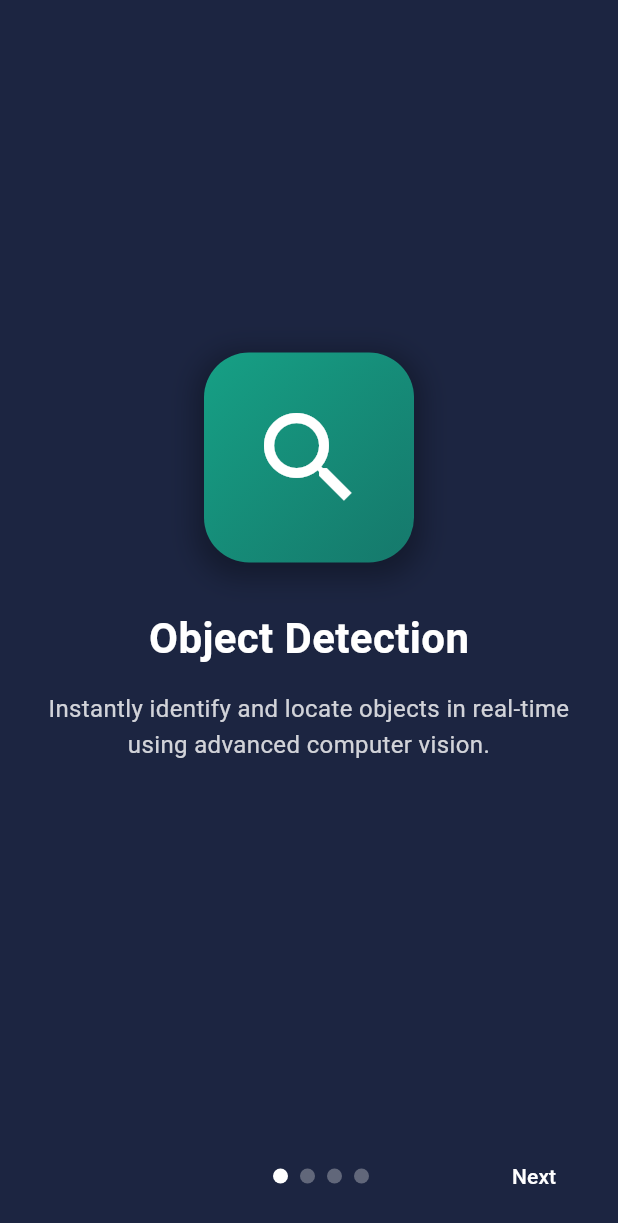
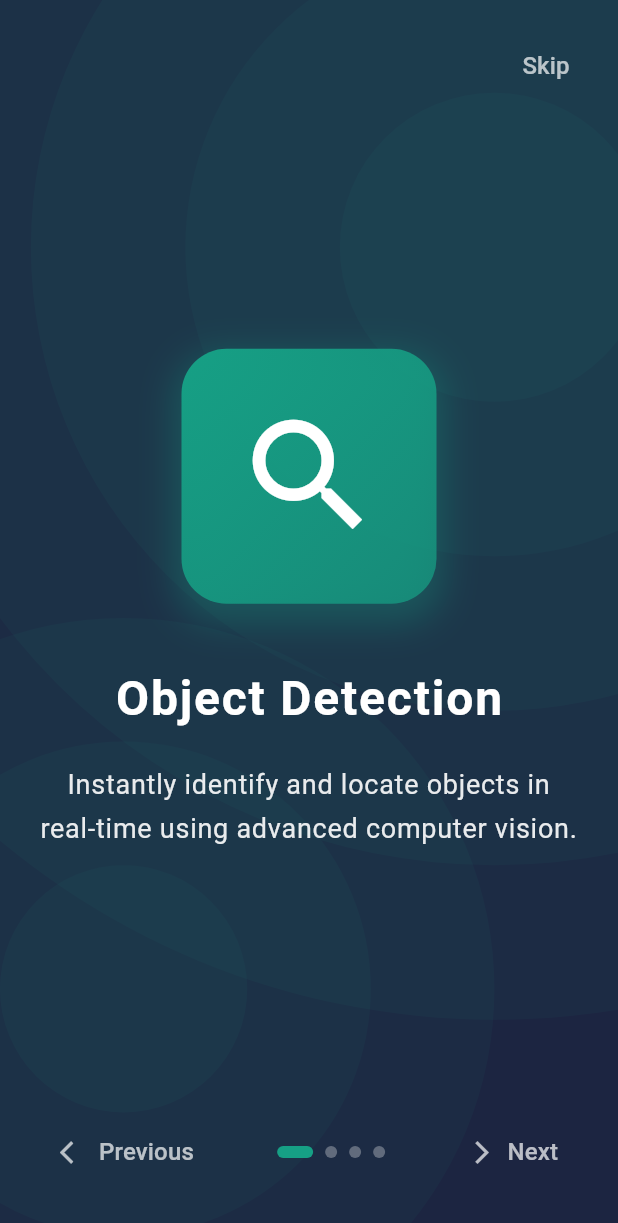
Before and after one commit to amandangol/percepteX, a Flutter app: the screen it shows after launch, on a phone screen of 412 x 824 dp. Shown: the top 1223 px of the screen. Run offline on Flutter 3.47's test engine with Material 3 defaults, Android fonts, the phone set to English and light mode, and no system bars; our stand-ins replace camera, flutter_animate, flutter_tts, google_generative_ai, share_plus, shared_preferences and 1 more; missing offline and left inert: exif, google_mlkit_text_recognition, tflite_flutter.

Commit message:
voiceprompt on onboarding

```diff
--- a/lib/features/home/home_screen.dart
+++ b/lib/features/home/home_screen.dart
@@ -8,7 +8,6 @@ import 'package:perceptexx/features/home/widgets/perceptex_appBar.dart';
 import 'package:perceptexx/features/settings/settings_screen.dart';
 import 'package:perceptexx/features/tutorial/tutorial_screen.dart';
 import 'package:shared_preferences/shared_preferences.dart';
-
 import '../../utils/feature_type.dart';
 
 class HomeScreen extends StatefulWidget {
--- a/lib/features/onboarding/onboarding_screen.dart
+++ b/lib/features/onboarding/onboarding_screen.dart
@@ -1,6 +1,7 @@
 import 'package:flutter/material.dart';
 import 'package:perceptexx/features/home/home_screen.dart';
 import 'package:shared_preferences/shared_preferences.dart';
+import 'package:flutter_tts/flutter_tts.dart';
 
 class OnboardingScreen extends StatefulWidget {
   const OnboardingScreen({Key? key}) : super(key: key);
@@ -11,7 +12,9 @@ class OnboardingScreen extends StatefulWidget {
 
 class _OnboardingScreenState extends State<OnboardingScreen> {
   final PageController _pageController = PageController();
+  FlutterTts? flutterTts;
   int _currentPage = 0;
+  bool _isInitialized = false;
 
   final List<Map<String, dynamic>> _onboardingPages = [
     {
@@ -20,6 +23,8 @@ class _OnboardingScreenState extends State<OnboardingScreen> {
       'description':
           'Instantly identify and locate objects in real-time using advanced computer vision.',
       'color': const Color(0xFF16A085),
+      'voicePrompt':
+          'Welcome to PercepteX! Point your camera at any object to instantly identify it using object detection.',
     },
     {
       'icon': Icons.text_fields_outlined,
@@ -27,6 +32,8 @@ class _OnboardingScreenState extends State<OnboardingScreen> {
       'description':
           'Extract and read text from any image with high accuracy and precision.',
       'color': const Color(0xFF8E44AD),
+      'voicePrompt':
+          'With Text Recognition, you can extract text from any image or document.',
     },
     {
       'icon': Icons.landscape_outlined,
@@ -34,6 +41,8 @@ class _OnboardingScreenState extends State<OnboardingScreen> {
       'description':
           'Get comprehensive and detailed descriptions of entire scenes in a single glance.',
       'color': const Color(0xFFD35400),
+      'voicePrompt':
+          'Scene Description helps you understand your surroundings with detailed explanations.',
     },
     {
       'icon': Icons.manage_search_outlined,
@@ -41,9 +50,39 @@ class _OnboardingScreenState extends State<OnboardingScreen> {
       'description':
           'Identify objects and discover detailed information about them with intelligent search capabilities.',
       'color': const Color(0xFF2980B9),
+      'voicePrompt':
+          'Use Object Search to learn more about anything you see around you.',
     },
   ];
-  // Method to mark onboarding as complete
+
+  @override
+  void initState() {
+    super.initState();
+    _initialize();
+  }
+
+  Future<void> _initialize() async {
+    await _initializeTts();
+    if (mounted) {
+      setState(() {
+        _isInitialized = true;
+      });
+    }
+  }
+
+  Future<void> _initializeTts() async {
+    flutterTts = FlutterTts();
+    await flutterTts?.setLanguage('en-US');
+    await flutterTts?.setSpeechRate(0.5);
+    await flutterTts?.setPitch(1.0);
+    _speakPageContent(_currentPage);
+  }
+
+  Future<void> _speakPageContent(int pageIndex) async {
+    await flutterTts?.stop();
+    await flutterTts?.speak(_onboardingPages[pageIndex]['voicePrompt']);
+  }
+
   Future<void> _completeOnboarding() async {
     final prefs = await SharedPreferences.getInstance();
     await prefs.setBool('first_time', false);
@@ -57,12 +96,34 @@ class _OnboardingScreenState extends State<OnboardingScreen> {
   }
 
   @override
+  void dispose() {
+    _pageController.dispose();
+    flutterTts?.stop();
+    super.dispose();
+  }
+
+  @override
   Widget build(BuildContext context) {
+    if (!_isInitialized) {
+      return const Scaffold(
+        backgroundColor: Color(0xFF1C2541),
+        body: Center(
+          child: CircularProgressIndicator(
+            valueColor: AlwaysStoppedAnimation<Color>(Colors.white),
+          ),
+        ),
+      );
+    }
+
     return Scaffold(
       backgroundColor: const Color(0xFF1C2541),
       body: SafeArea(
-        child: Column(
+        child: Stack(
           children: [
+            _buildBackgroundPattern(),
+            Column(
+              children: [
+                _buildSkipButton(),
                 Expanded(
                   child: PageView.builder(
                     controller: _pageController,
@@ -71,27 +132,91 @@ class _OnboardingScreenState extends State<OnboardingScreen> {
                       setState(() {
                         _currentPage = page;
                       });
+                      _speakPageContent(page);
                     },
                     itemBuilder: (context, index) {
-                  final page = _onboardingPages[index];
-                  return _buildOnboardingPage(page);
+                      return _buildOnboardingPage(_onboardingPages[index]);
                     },
                   ),
                 ),
                 _buildNavigationRow(),
               ],
             ),
+          ],
+        ),
+      ),
+    );
+  }
+
+  Widget _buildBackgroundPattern() {
+    return Positioned.fill(
+      child: CustomPaint(
+        painter: BackgroundPatternPainter(
+          color: _onboardingPages[_currentPage]['color'],
+        ),
+      ),
+    );
+  }
+
+  Widget _buildSkipButton() {
+    return Align(
+      alignment: Alignment.topRight,
+      child: Padding(
+        padding: const EdgeInsets.all(16.0),
+        child: TextButton(
+          onPressed: _navigateToHome,
+          style: TextButton.styleFrom(
+            padding: const EdgeInsets.all(16),
+          ),
+          child: const Text(
+            'Skip',
+            style: TextStyle(
+              color: Colors.white70,
+              fontSize: 16,
+              fontWeight: FontWeight.w500,
+            ),
+          ),
+        ),
       ),
     );
   }
 
   Widget _buildOnboardingPage(Map<String, dynamic> page) {
-    return Padding(
+    return TweenAnimationBuilder<double>(
+      tween: Tween(begin: 0.0, end: 1.0),
+      duration: const Duration(milliseconds: 500),
+      builder: (context, value, child) {
+        return Opacity(
+          opacity: value,
+          child: Transform.translate(
+            offset: Offset(0, 20 * (1 - value)),
+            child: Padding(
               padding: const EdgeInsets.all(24.0),
               child: Column(
                 mainAxisAlignment: MainAxisAlignment.center,
                 children: [
-          Container(
+                  _buildFeatureIcon(page),
+                  const SizedBox(height: 40),
+                  _buildTitle(page),
+                  const SizedBox(height: 20),
+                  _buildDescription(page),
+                ],
+              ),
+            ),
+          ),
+        );
+      },
+    );
+  }
+
+  Widget _buildFeatureIcon(Map<String, dynamic> page) {
+    return TweenAnimationBuilder<double>(
+      tween: Tween(begin: 0.0, end: 1.0),
+      duration: const Duration(milliseconds: 600),
+      builder: (context, value, child) {
+        return Transform.scale(
+          scale: value,
+          child: Container(
             decoration: BoxDecoration(
               gradient: LinearGradient(
                 colors: [
@@ -104,37 +229,110 @@ class _OnboardingScreenState extends State<OnboardingScreen> {
               borderRadius: BorderRadius.circular(30),
               boxShadow: [
                 BoxShadow(
-                  color: Colors.black.withOpacity(0.3),
+                  color: page['color'].withOpacity(0.3),
                   spreadRadius: 5,
-                  blurRadius: 15,
-                  offset: const Offset(0, 5),
+                  blurRadius: 20,
+                  offset: const Offset(0, 8),
                 ),
               ],
             ),
-            padding: const EdgeInsets.all(30),
+            padding: const EdgeInsets.all(35),
             child: Icon(
               page['icon'],
-              size: 80,
+              size: 100,
               color: Colors.white,
             ),
           ),
-          const SizedBox(height: 30),
-          Text(
+        );
+      },
+    );
+  }
+
+  Widget _buildTitle(Map<String, dynamic> page) {
+    return Text(
       page['title'],
       style: const TextStyle(
-              fontSize: 28,
+        fontSize: 32,
         fontWeight: FontWeight.bold,
         color: Colors.white,
+        letterSpacing: 1.2,
       ),
-          ),
-          const SizedBox(height: 16),
-          Text(
+    );
+  }
+
+  Widget _buildDescription(Map<String, dynamic> page) {
+    return Text(
       page['description'],
       textAlign: TextAlign.center,
       style: TextStyle(
+        fontSize: 18,
+        color: Colors.white.withOpacity(0.9),
+        height: 1.6,
+        letterSpacing: 0.5,
+      ),
+    );
+  }
+
+  Widget _buildNavigationRow() {
+    return Padding(
+      padding: const EdgeInsets.symmetric(horizontal: 24, vertical: 32),
+      child: Row(
+        mainAxisAlignment: MainAxisAlignment.spaceBetween,
+        children: [
+          _buildNavigationButton(
+            onPressed: _currentPage > 0
+                ? () {
+                    _pageController.previousPage(
+                      duration: const Duration(milliseconds: 400),
+                      curve: Curves.easeInOut,
+                    );
+                  }
+                : null,
+            icon: Icons.arrow_back_ios,
+            label: 'Previous',
+          ),
+          _buildPageIndicators(),
+          _buildNavigationButton(
+            onPressed: _currentPage < _onboardingPages.length - 1
+                ? () {
+                    _pageController.nextPage(
+                      duration: const Duration(milliseconds: 400),
+                      curve: Curves.easeInOut,
+                    );
+                  }
+                : _navigateToHome,
+            icon: _currentPage < _onboardingPages.length - 1
+                ? Icons.arrow_forward_ios
+                : Icons.check_circle_outline,
+            label: _currentPage < _onboardingPages.length - 1
+                ? 'Next'
+                : 'Get Started',
+          ),
+        ],
+      ),
+    );
+  }
+
+  Widget _buildNavigationButton({
+    required VoidCallback? onPressed,
+    required IconData icon,
+    required String label,
+  }) {
+    return TextButton(
+      onPressed: onPressed,
+      style: TextButton.styleFrom(
+        padding: const EdgeInsets.symmetric(horizontal: 16, vertical: 8),
+      ),
+      child: Row(
+        children: [
+          Icon(icon, color: Colors.white70, size: 18),
+          const SizedBox(width: 8),
+          Text(
+            label,
+            style: const TextStyle(
+              color: Colors.white70,
               fontSize: 16,
-              color: Colors.white.withOpacity(0.8),
-              height: 1.5,
+              fontWeight: FontWeight.w500,
             ),
           ),
         ],
@@ -142,67 +340,58 @@ class _OnboardingScreenState extends State<OnboardingScreen> {
     );
   }
 
-  Widget _buildNavigationRow() {
-    return Padding(
-      padding: const EdgeInsets.symmetric(horizontal: 24, vertical: 16),
-      child: Row(
-        mainAxisAlignment: MainAxisAlignment.spaceBetween,
-        children: [
-          _currentPage > 0
-              ? TextButton(
-                  onPressed: () {
-                    _pageController.previousPage(
-                      duration: const Duration(milliseconds: 300),
-                      curve: Curves.easeInOut,
-                    );
-                  },
-                  child: const Text(
-                    'Previous',
-                    style: TextStyle(color: Colors.white),
-                  ),
-                )
-              : const SizedBox(width: 80),
-          Row(
+  Widget _buildPageIndicators() {
+    return Row(
       children: List.generate(
         _onboardingPages.length,
-              (index) => Container(
+        (index) => AnimatedContainer(
+          duration: const Duration(milliseconds: 300),
           margin: const EdgeInsets.symmetric(horizontal: 4),
-                width: 10,
-                height: 10,
+          width: _currentPage == index ? 24 : 8,
+          height: 8,
           decoration: BoxDecoration(
-                  shape: BoxShape.circle,
             color: _currentPage == index
-                      ? Colors.white
+                ? _onboardingPages[index]['color']
                 : Colors.white.withOpacity(0.3),
+            borderRadius: BorderRadius.circular(4),
           ),
         ),
-            ),
-          ),
-          _currentPage < _onboardingPages.length - 1
-              ? TextButton(
-                  onPressed: () {
-                    _pageController.nextPage(
-                      duration: const Duration(milliseconds: 300),
-                      curve: Curves.easeInOut,
-                    );
-                  },
-                  child: const Text(
-                    'Next',
-                    style: TextStyle(color: Colors.white),
-                  ),
-                )
-              : TextButton(
-                  onPressed: _navigateToHome,
-                  child: const Text(
-                    'Get Started',
-                    style: TextStyle(
-                      color: Colors.white,
-                      fontWeight: FontWeight.bold,
-                    ),
-                  ),
-                ),
-        ],
       ),
     );
   }
 }
+
+class BackgroundPatternPainter extends CustomPainter {
+  final Color color;
+
+  BackgroundPatternPainter({required this.color});
+
+  @override
+  void paint(Canvas canvas, Size size) {
+    final paint = Paint()
+      ..color = color.withOpacity(0.05)
+      ..style = PaintingStyle.fill;
+
+    for (var i = 0; i < 5; i++) {
+      final radius = (size.width / 4) * (i + 1);
+      canvas.drawCircle(
+        Offset(size.width * 0.8, size.height * 0.2),
+        radius,
+        paint,
+      );
+    }
+
+    for (var i = 0; i < 3; i++) {
+      final radius = (size.width / 5) * (i + 1);
+      canvas.drawCircle(
+        Offset(size.width * 0.2, size.height * 0.8),
+        radius,
+        paint,
+      );
+    }
+  }
+
+  @override
+  bool shouldRepaint(BackgroundPatternPainter oldDelegate) =>
+      color != oldDelegate.color;
+}
```
Lines whose indentation alone changed are shown as unchanged.
